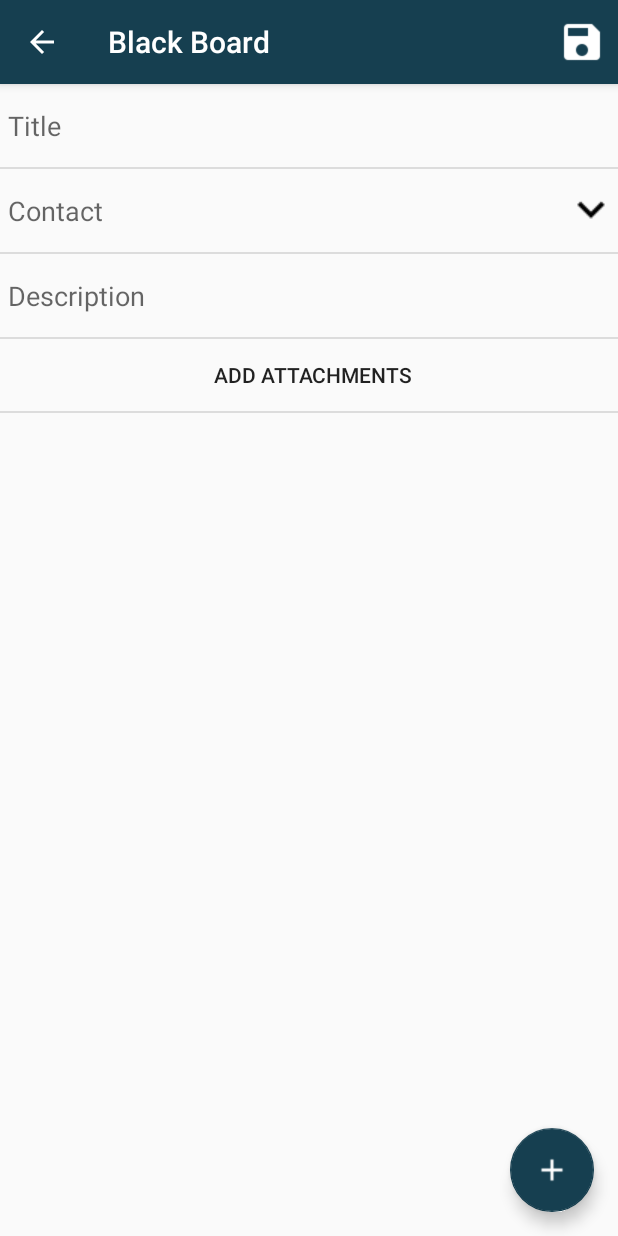
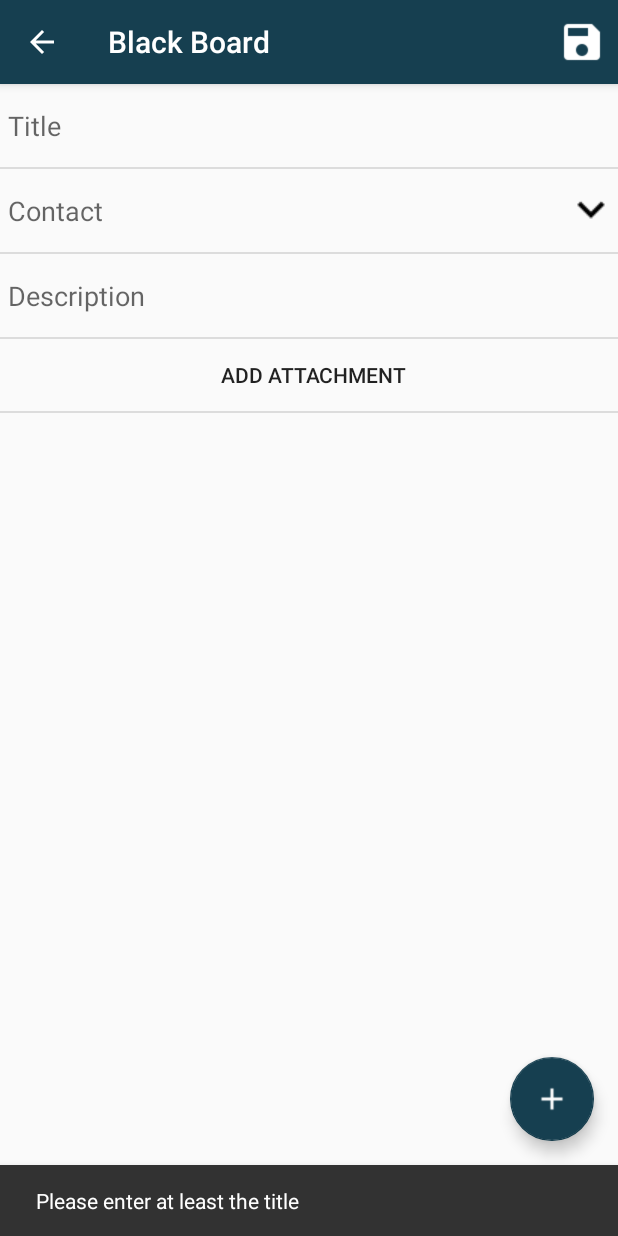
Before and after one commit to rt012/InformationWall, an Android app: the fragment BlackBoardAddItem placed in its activity, after a tap on "Save", on a phone screen of 412 x 824 dp. Run offline under Robolectric (Android 15) with nearby library versions, the phone set to English and light mode, and no system bars; 2 statements that could not run were skipped.

Commit message:
Small adjustments

```diff
--- a/InformationWallAndroidApp/app/src/main/java/wipraktikum/informationwallandroidapp/BlackBoard/Adapter/BlackBoardExpandableListViewAdapter.java
+++ b/InformationWallAndroidApp/app/src/main/java/wipraktikum/informationwallandroidapp/BlackBoard/Adapter/BlackBoardExpandableListViewAdapter.java
@@ -91,7 +91,7 @@ public class BlackBoardExpandableListViewAdapter extends BaseExpandableListAdapt
         //Item Information
         TextView tvItemInfo =  (TextView) convertView
                 .findViewById(R.id.tv_black_board_item_info);
-        SimpleDateFormat formatter = new SimpleDateFormat("dd.mm.yyyy hh:mm:ss");
+        SimpleDateFormat formatter = new SimpleDateFormat("mm.dd.yyyy hh:mm:ss");
         String createdTimestamp = formatter.format(blackBoardItem.getCreatedTimestamp());
         tvItemInfo.setText(createdTimestamp + " (" + blackBoardItem.getContact().getFullName() + ")");
 
--- a/InformationWallAndroidApp/app/src/main/java/wipraktikum/informationwallandroidapp/BlackBoard/BlackBoardAddItem.java
+++ b/InformationWallAndroidApp/app/src/main/java/wipraktikum/informationwallandroidapp/BlackBoard/BlackBoardAddItem.java
@@ -2,6 +2,7 @@ package wipraktikum.informationwallandroidapp.BlackBoard;
 
 import android.content.Intent;
 import android.os.Bundle;
+import android.support.design.widget.Snackbar;
 import android.support.v4.app.Fragment;
 import android.view.LayoutInflater;
 import android.view.Menu;
@@ -198,6 +199,10 @@ public class BlackBoardAddItem extends Fragment implements IFragmentTag, BlackBo
             if (mOnSaveBlackBoardItemListener != null) {
                 mOnSaveBlackBoardItemListener.onSaveBlackBoardItem();
             }
+        }else{
+            Snackbar
+                .make(getView(), R.string.black_board_add_item_snackbar_no_title, Snackbar.LENGTH_LONG)
+                .show();
         }
     }
 
--- a/InformationWallAndroidApp/app/src/main/java/wipraktikum/informationwallandroidapp/InfoWallApplication.java
+++ b/InformationWallAndroidApp/app/src/main/java/wipraktikum/informationwallandroidapp/InfoWallApplication.java
@@ -90,9 +90,9 @@ public class InfoWallApplication extends Application {
     private void insertTestData() throws SQLException {
         //Tiles
         Dao<DBTile, Long> tileDao =  databaseHelper.getTileDAO();
-        tileDao.createIfNotExists(new DBTile("Example Tile 1", R.drawable.slide_1, BlackBoard.class.getName()));
-        tileDao.createIfNotExists(new DBTile("Example Tile 2", R.drawable.slide_2, TileOverview.class.getName()));
-        tileDao.createIfNotExists(new DBTile("Example Tile 3", R.drawable.slide_3, TileOverview.class.getName()));
+        tileDao.createIfNotExists(new DBTile("Black Board", R.drawable.slide_1, BlackBoard.class.getName()));
+        tileDao.createIfNotExists(new DBTile("Example Tile 1", R.drawable.slide_2, TileOverview.class.getName()));
+        tileDao.createIfNotExists(new DBTile("Example Tile 2", R.drawable.slide_3, TileOverview.class.getName()));
 
         //Blackboard
         Dao<wipraktikum.informationwallandroidapp.Database.BusinessObject.BlackBoard.DBBlackBoardItem, Long> blackBoardItemsDAO =databaseHelper.getBlackBoardItemDAO();
--- a/InformationWallAndroidApp/app/src/main/res/layout/black_board_ex_lv_child.xml
+++ b/InformationWallAndroidApp/app/src/main/res/layout/black_board_ex_lv_child.xml
@@ -8,6 +8,7 @@
     <TextView
         android:id="@+id/tv_black_board_item_description"
         android:layout_width="match_parent"
+        android:hint="@string/black_board_no_description_information"
         android:layout_height="0dp"
         android:paddingBottom="@dimen/black_board_ex_lv_padding"
         android:layout_weight="1"/>
--- a/InformationWallAndroidApp/app/src/main/res/values/color.xml
+++ b/InformationWallAndroidApp/app/src/main/res/values/color.xml
@@ -1,4 +1,5 @@
 <?xml version="1.0" encoding="utf-8"?>
 <resources>
     <item name="ci_color" type="color">#163f50</item>
+    <item name="ci_color_dark" type="color">#F2163f50</item>
 </resources>
--- a/InformationWallAndroidApp/app/src/main/res/values/strings.xml
+++ b/InformationWallAndroidApp/app/src/main/res/values/strings.xml
@@ -25,13 +25,16 @@
     <string name="black_board_no_item_information">No Item Information</string>
     <string name="black_board_attachment">Attachment</string>
     <string name="black_board_description">Description</string>
+    <string name="black_board_no_description_information">No description available</string>
     <!--- BlackBoard Add Item -->
     <string name="menu_black_board_save_item">Save</string>
     <string name="black_board_add_item_title">Title</string>
     <string name="black_board_add_item_contact">Contact</string>
     <string name="black_board_add_item_new_contact">Create new contact</string>
     <string name="black_board_add_item_description">Description</string>
-    <string name="black_board_add_item_attachments">Add Attachments</string>
+    <string name="black_board_add_item_attachments">ADD ATTACHMENT</string>
+
+    <string name="black_board_add_item_snackbar_no_title">Please enter at least the title</string>
     <!--- BlackBoard Add Contact -->
     <string name="black_board_add_item_contact_full_name">Surname and Name</string>
     <string name="black_board_add_item_contact_email">E-Mail Address</string>
--- a/InformationWallAndroidApp/app/src/main/res/values/styles.xml
+++ b/InformationWallAndroidApp/app/src/main/res/values/styles.xml
@@ -3,7 +3,7 @@
     <!-- Base application theme. -->
     <style name="AppTheme" parent="Theme.AppCompat.Light.DarkActionBar">
         <item name="colorPrimary">@color/ci_color</item>
-        <item name="colorPrimaryDark">@color/ci_color</item>
+        <item name="colorPrimaryDark">@color/ci_color_dark</item>
     </style>
 
     <!-- Devider -->
```
Also changed, not shown: 1 other file.
